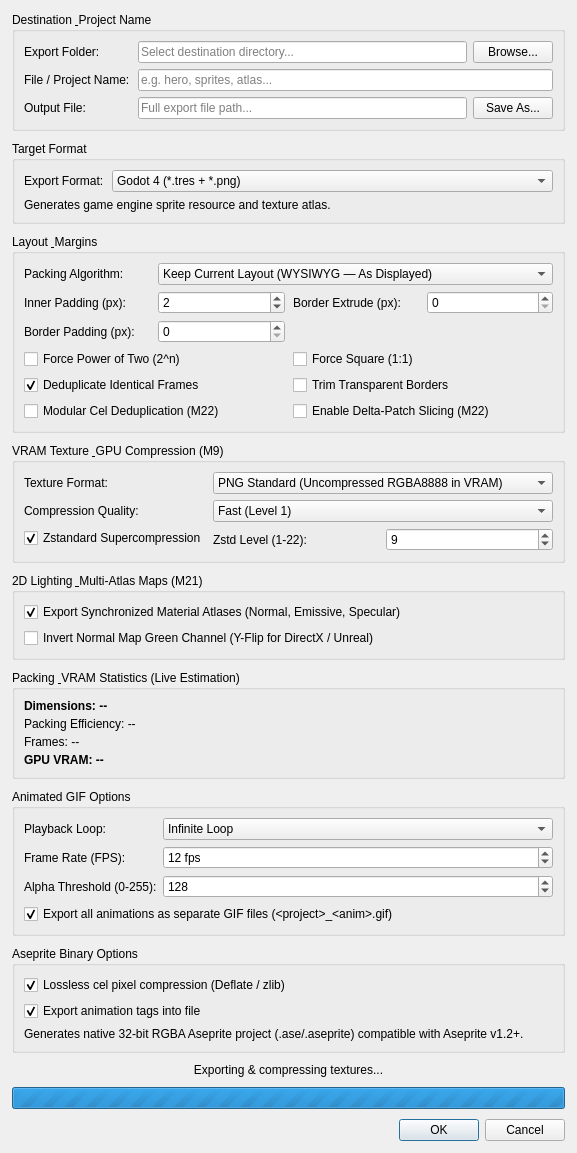
oktailb/BentoPack, file BentoPack/src/widgets/exportdialog.ui: the form before one commit.
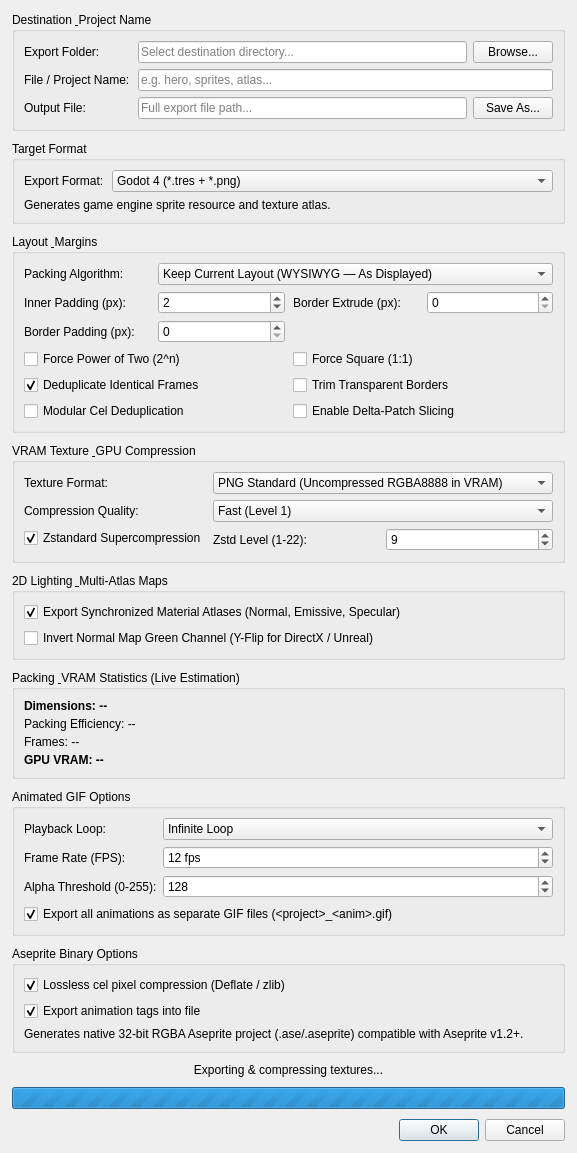
The form after the commit.

Commit message: feat (filters): complete filters with multi layer possibilities (emissive, luminance, ...)

```diff
--- a/BentoPack/src/widgets/exportdialog.ui
+++ b/BentoPack/src/widgets/exportdialog.ui
@@ -356,7 +356,7 @@
       <item row="5" column="0" colspan="2">
        <widget class="QCheckBox" name="chkDeduplicateCels">
         <property name="text">
-         <string>Modular Cel Deduplication (M22)</string>
+         <string>Modular Cel Deduplication </string>
         </property>
         <property name="toolTip">
          <string>Deduplicates shared cels across animation layers and frames via 64-bit XXH3 hashing</string>
@@ -366,7 +366,7 @@
       <item row="5" column="2" colspan="2">
        <widget class="QCheckBox" name="chkDeltaPatching">
         <property name="text">
-         <string>Enable Delta-Patch Slicing (M22)</string>
+         <string>Enable Delta-Patch Slicing </string>
         </property>
         <property name="toolTip">
          <string>Extracts dirty bounding-box patches between consecutive animation frames when delta area is small, reducing VRAM texture consumption</string>
@@ -379,7 +379,7 @@
    <item>
     <widget class="QGroupBox" name="grpVram">
      <property name="title">
-      <string>VRAM Texture &amp; GPU Compression (M9)</string>
+      <string>VRAM Texture &amp; GPU Compression </string>
      </property>
      <layout class="QFormLayout" name="formLayoutVram">
       <property name="fieldGrowthPolicy">
@@ -480,7 +480,7 @@
    <item>
     <widget class="QGroupBox" name="grpLighting">
      <property name="title">
-      <string>2D Lighting &amp; Multi-Atlas Maps (M21)</string>
+      <string>2D Lighting &amp; Multi-Atlas Maps </string>
      </property>
      <layout class="QVBoxLayout" name="verticalLayoutLighting">
       <property name="spacing">
```
The commit also changes 57 other files.
